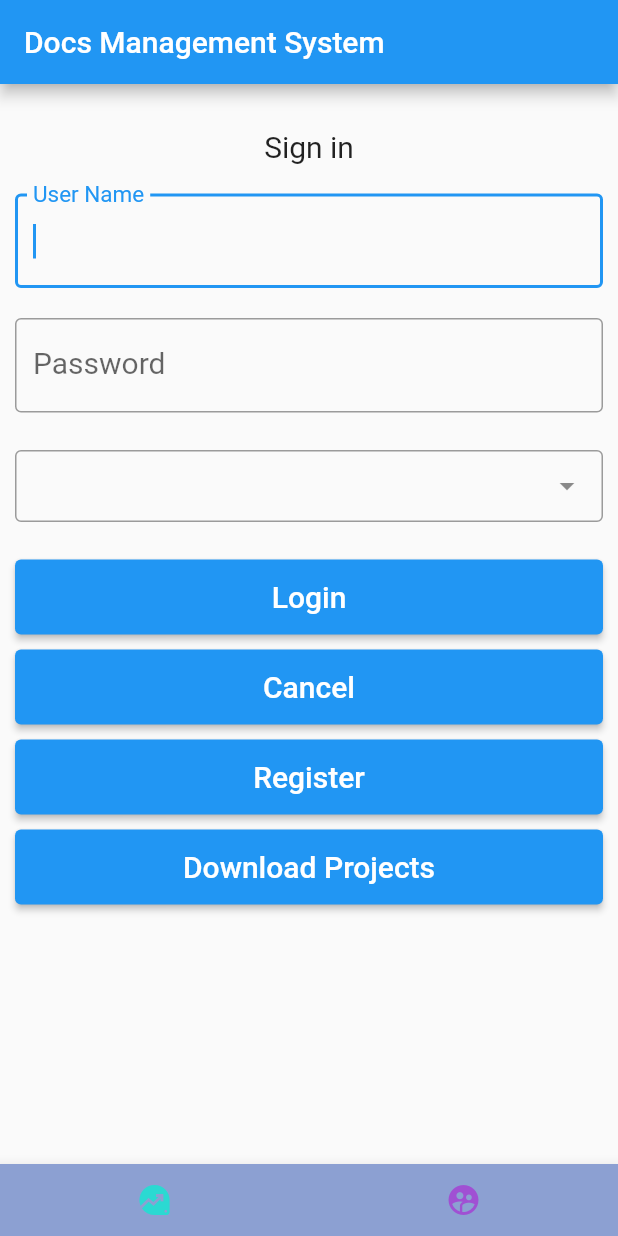
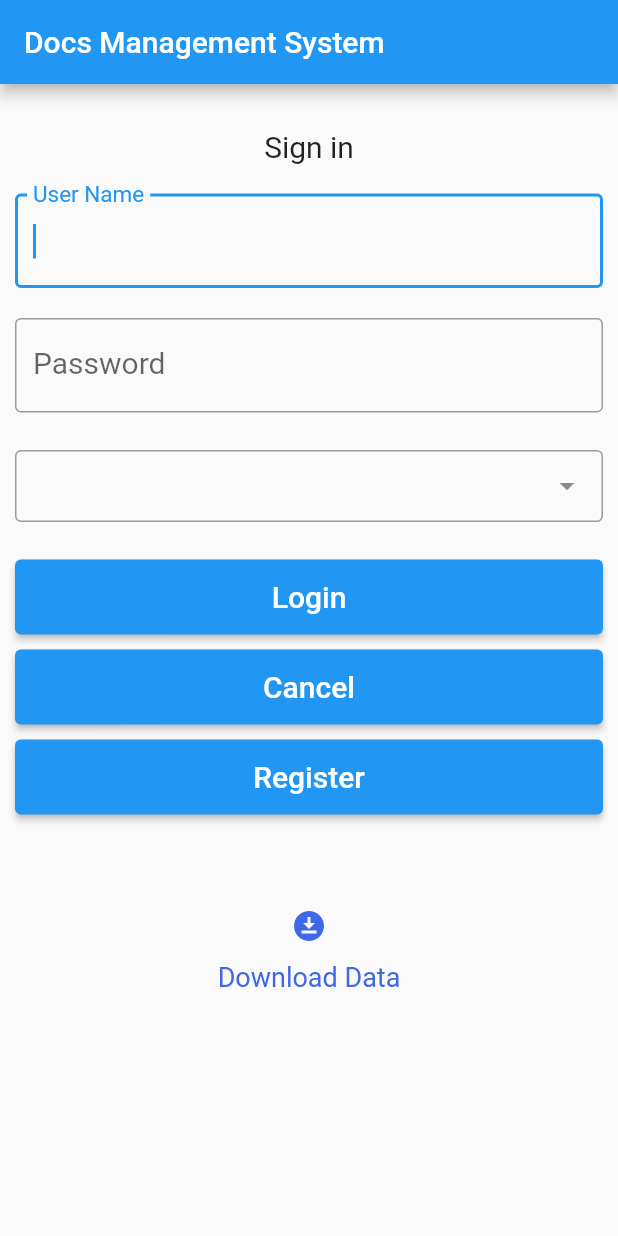
Before and after one commit to javedak09/DocsMgtSys, a Flutter app: the screen it shows after launch, on a phone screen of 412 x 824 dp. Run offline on Flutter 3.47's test engine with Material 2 defaults, Android fonts, the phone set to English and light mode, and no system bars; drawn by our look-alikes of dropdown_search; our stand-ins replace connectivity_plus, device_info_plus, dio, file_picker, image_picker, sqflite; missing offline and left inert: filesize, ftpconnect; accounts and stored records are empty.

Commit message:
Project Download

```diff
--- a/lib/CVars.dart
+++ b/lib/CVars.dart
@@ -1,7 +1,7 @@
 class GlobalVariables {
   static String? userRole = "";
-  static String? SERVER_URL = "http://CLS-PAE-FL73255/";
-  static String? TESTSERVER_URL = "http://CLS-PAE-FP60088:81/";
-  static String? TESTSERVER_FTP = "CLS-PAE-FP60088";
+  static String? SERVER_URL = "http://10.199.207.202:9999/";
+  static String? TESTSERVER_URL = "http://10.1.182.65:9999/DocsMgtApi/";
+  static String? TESTSERVER_FTP = "10.1.182.65";
   static String? ENTRY_USER_ID = "";
 }
--- a/lib/SampleRegister.dart
+++ b/lib/SampleRegister.dart
@@ -93,7 +93,7 @@ class HomePage extends State<HomePageState> {
   }
 
   _getProject_Windows() async {
-    Future<List> lst_future = synchronizationWork().getProjectData(context);
+    Future<List> lst_future = synchronizationWork().downloadProject(context);
     List<ProjectModel> lst = await lst_future as List<ProjectModel>;
     setState(() {
       lst_project = lst!;
--- a/lib/main.dart
+++ b/lib/main.dart
@@ -2,6 +2,7 @@ import 'dart:io';
 
 import 'package:docsmgtsys/CustomAlertDialog.dart';
 import 'package:docsmgtsys/Model/ProjectModel.dart';
+import 'package:docsmgtsys/ProjectEntry.dart';
 import 'package:docsmgtsys/syncronizationWork.dart';
 import 'package:dropdown_search/dropdown_search.dart';
 import 'package:flutter/material.dart';
@@ -31,28 +32,6 @@ class MyApp extends StatelessWidget {
       debugShowCheckedModeBanner: false,
       home: Scaffold(
         appBar: AppBar(title: const Text(_title)),
-        bottomNavigationBar: BottomAppBar(
-          shape: const CircularNotchedRectangle(),
-          color: const Color.fromRGBO(140, 160, 210, 1.0),
-          child: Row(
-            mainAxisAlignment: MainAxisAlignment.spaceAround,
-            children: [
-              IconButton(
-                  onPressed: () {},
-                  icon: const Icon(Icons.data_exploration,
-                      color: Color.fromRGBO(43, 217, 210, 1.0))),
-              IconButton(
-                onPressed: () {
-                  Navigator.of(context).pushNamed("/RegisterUser");
-                },
-                icon: const Icon(
-                  Icons.supervised_user_circle_sharp,
-                  color: Color.fromRGBO(160, 80, 211, 1.0),
-                ),
-              )
-            ],
-          ),
-        ),
         body: const MyStatefulWidget(),
       ),
     );
@@ -66,31 +45,6 @@ class MyStatefulWidget extends StatefulWidget {
   _MyStatefulWidgetState createState() => new _MyStatefulWidgetState();
 }
 
-class SecondRoute extends StatelessWidget {
-  const SecondRoute({Key? key}) : super(key: key);
-
-  @override
-  Widget build(BuildContext context) {
-    return Scaffold(
-      appBar: AppBar(
-        title: const Text('Register User'),
-      ),
-      body: Center(
-        child: ElevatedButton(
-          onPressed: () async {
-            Database? db = await DBProvider.internal().db;
-            db?.rawInsert(
-                "INSERT INTO users (userid, passwd) VALUES('user1', 'user1')");
-
-            Navigator.pop(context);
-          },
-          child: const Text('Go back!'),
-        ),
-      ),
-    );
-  }
-}
-
 class _MyStatefulWidgetState extends State<MyStatefulWidget> {
   TextEditingController nameController = TextEditingController();
   TextEditingController passwordController = TextEditingController();
@@ -99,6 +53,7 @@ class _MyStatefulWidgetState extends State<MyStatefulWidget> {
   final scaffoldKey = GlobalKey<ScaffoldState>();
   final formKey = GlobalKey<FormState>();
   String btnText = "";
+  bool isLoading = false;
 
   var focusNode = FocusNode();
 
@@ -134,7 +89,8 @@ class _MyStatefulWidgetState extends State<MyStatefulWidget> {
             child: const Text(
               'Sign in',
               style: TextStyle(fontSize: 20),
-              )),
+            ),
+          ),
           Container(
             padding: const EdgeInsets.all(10),
             child: TextFormField(
@@ -189,7 +145,9 @@ class _MyStatefulWidgetState extends State<MyStatefulWidget> {
             child: ElevatedButton(
               child: Text(
                 'Login',
-                style: TextStyle(fontSize: 20),
+                style: TextStyle(
+                  fontSize: 20,
+                ),
               ),
               onPressed: () {
                 //_showUsers();
@@ -222,18 +180,29 @@ class _MyStatefulWidgetState extends State<MyStatefulWidget> {
               },
             ),
           ),
+          SizedBox(
+            height: 50,
+          ),
           Container(
-            height: 60,
-            padding: const EdgeInsets.fromLTRB(10, 10, 10, 0),
-            child: ElevatedButton(
-              child: Text(
-                'Download Projects',
-                style: TextStyle(fontSize: 20),
+            child: Column(
+              children: [
+                IconButton(
+                  icon: const Icon(
+                    Icons.download_for_offline,
+                    color: Color.fromARGB(255, 63, 103, 232),
                   ),
                   onPressed: () {
                     downloadProjects();
-                //_submit();
                   },
+                ),
+                Text(
+                  'Download Data',
+                  style: TextStyle(
+                    color: Color.fromARGB(255, 63, 103, 232),
+                    fontSize: 18,
+                  ),
+                ),
+              ],
             ),
           ),
         ],
@@ -242,9 +211,10 @@ class _MyStatefulWidgetState extends State<MyStatefulWidget> {
   }
 
   downloadProjects() async {
-    Future<List> lst_future = synchronizationWork().getProjectData(context);
+    synchronizationWork().downloadProject(context);
+    /*Future<List> lst_future = synchronizationWork().getProjectData(context);
     List<ProjectModel> lst = await lst_future as List<ProjectModel>;
-    _insert(lst);
+    _insert(lst);*/
   }
 
   _insert(List<ProjectModel> projname) async {
@@ -293,6 +263,7 @@ class _MyStatefulWidgetState extends State<MyStatefulWidget> {
 
       Navigator.push(
           context, MaterialPageRoute(builder: (context) => SampleRegister()));
+
       //allRows.forEach((row) => userArray.add(Users.fromMap(row)));
     }
   }
--- a/pubspec.yaml
+++ b/pubspec.yaml
@@ -42,9 +42,9 @@ dependencies:
   http_parser: 4.0.2
   ftpconnect: ^1.0.1
   device_info_plus: ^4.0.0
-  menu_bar: ^0.4.0
   intl: ^0.17.0
   flutter_cors: 1.4.0
+  connectivity_plus: ^2.3.0
 
 
   # The following adds the Cupertino Icons font to your application.
```
Also changed, not shown: lib/syncronizationWork.dart (+70 -10 lines), pubspec.lock, 4 other files. Lines whose indentation alone changed are shown as unchanged.
